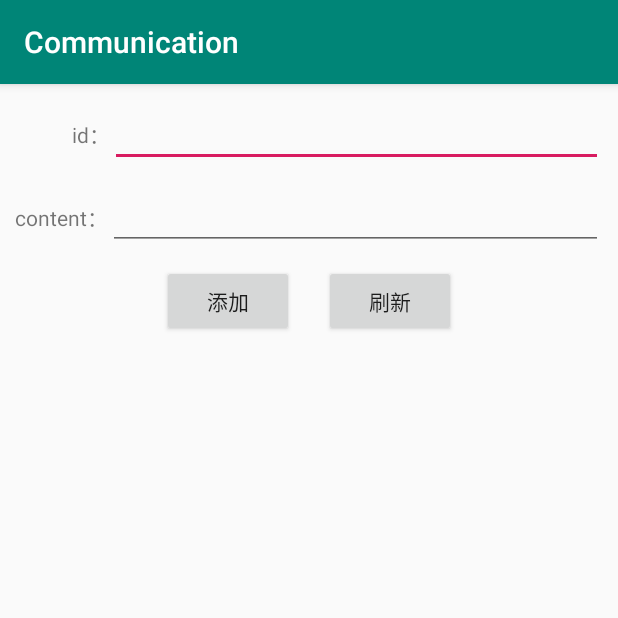
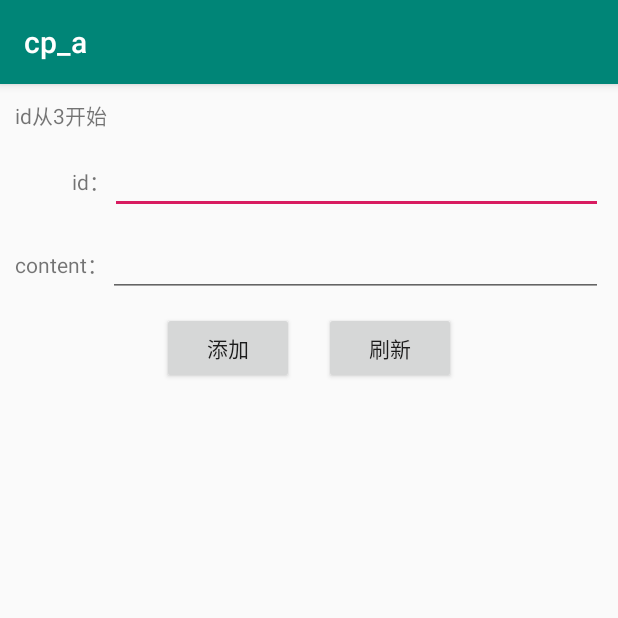
Before and after one commit to zhouweiyong/IPCDemo, an Android app: the SameProcessActivity screen opened directly, with no data from a screen before it, on a phone screen of 412 x 824 dp, the top half of it. Run offline under Robolectric (Android 15) with nearby library versions, the phone set to English and light mode, and no system bars; libraries missing offline, so code that uses them is left out: com.beardedhen.androidbootstrap; plain views replace BootstrapButton, BootstrapEditText; 6 statements that could not run were skipped.

Commit message:
2019/03/04

```diff
--- a/CP_A/src/main/java/com/nz/communication/DifferenceProcessActivity.java
+++ b/CP_A/src/main/java/com/nz/communication/DifferenceProcessActivity.java
@@ -3,7 +3,9 @@ package com.nz.communication;
 import android.app.Activity;
 import android.os.Bundle;
 
-
+/**
+ * 不同进程见cp_b
+ */
 public class DifferenceProcessActivity extends Activity {
 
     @Override
--- a/CP_A/src/main/res/layout/activity_same_process.xml
+++ b/CP_A/src/main/res/layout/activity_same_process.xml
@@ -5,6 +5,12 @@
     android:layout_height="match_parent"
     android:orientation="vertical"
     android:padding="10dp">
+
+    <TextView
+        android:layout_width="wrap_content"
+        android:layout_height="wrap_content"
+        android:layout_marginBottom="10dp"
+        android:text="id从3开始" />
 
     <LinearLayout
         android:layout_width="match_parent"
--- a/CP_A/src/main/res/values/strings.xml
+++ b/CP_A/src/main/res/values/strings.xml
@@ -1,3 +1,3 @@
 <resources>
-    <string name="app_name">Communication</string>
+    <string name="app_name">cp_a</string>
 </resources>
```
